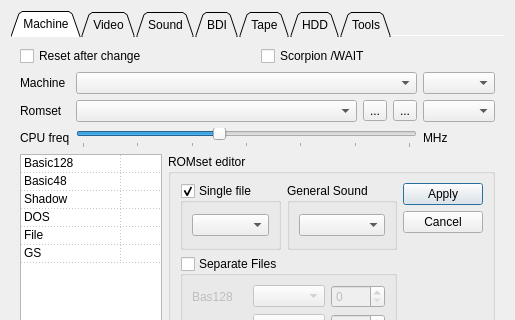
samstyle/Xpeccy, file ui/setupwin.ui: the form before one commit; both pictures show x 0 to 515 and y 0 to 320 of the 515 by 467 pixel window.
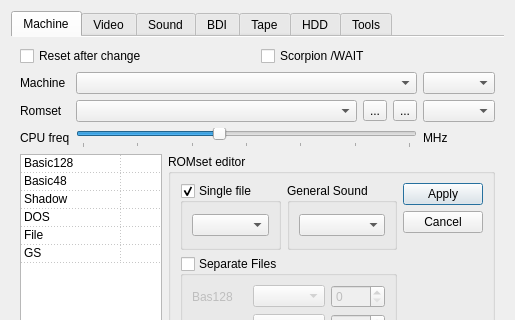
The form after the commit. Icons and pictures are not drawn.

```diff
--- a/ui/setupwin.ui
+++ b/ui/setupwin.ui
@@ -50,7 +50,7 @@
         </size>
        </property>
        <property name="tabShape">
-        <enum>QTabWidget::Triangular</enum>
+        <enum>QTabWidget::Rounded</enum>
        </property>
        <property name="currentIndex">
         <number>0</number>
```
